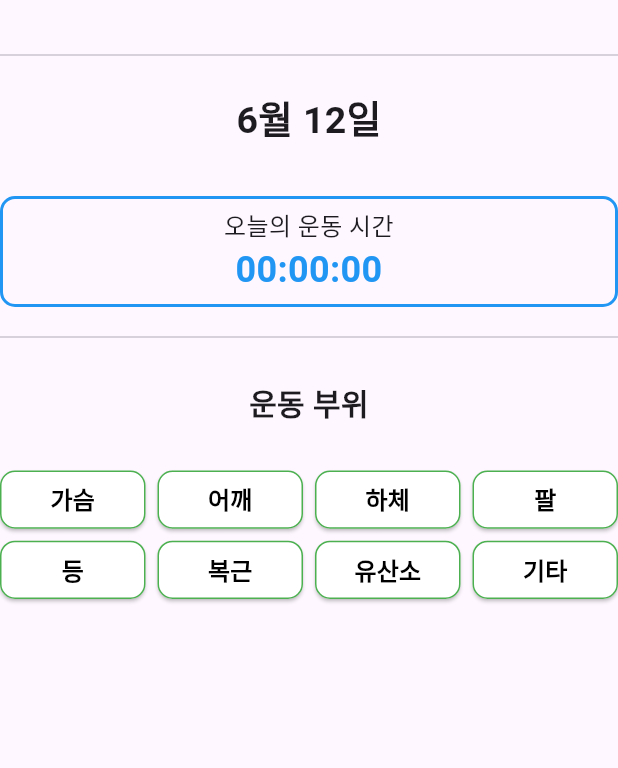
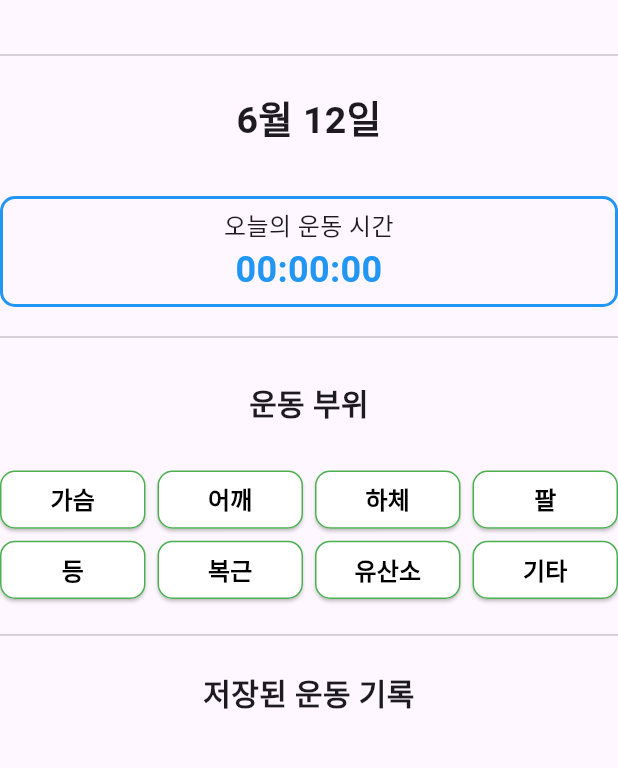
Before and after one commit to KwonYongHoun/Capstone3, a Flutter app: the MyrecordCalendarPage screen opened directly, after a tap on "나의 운동 기록 추가하기", on a phone screen of 412 x 824 dp, the part 65-833 px from its top. Run offline on Flutter 3.47's test engine with Material 3 defaults, Android fonts, the light colour scheme and no system bars; our stand-ins replace cloud_firestore, firebase_core, fl_chart, font_awesome_flutter, qr_flutter, shared_preferences and 1 more; missing offline and left inert: flutter_barcode_scanner; accounts and stored records are empty.

Commit message:
운동기록 저장 및 출력

```diff
--- a/lib/Kim/myrecord/myrecord_page.dart
+++ b/lib/Kim/myrecord/myrecord_page.dart
@@ -9,7 +9,6 @@ import '../database/calendar_database.dart'; // 데이터베이스 파일 임포
 import '/Sin/AuthProvider.dart';
 
 class MyRecordPage extends StatefulWidget {
-  // StatelessWidget에서 StatefulWidget으로 변경
   final DateTime selectedDate;
 
   const MyRecordPage({Key? key, required this.selectedDate}) : super(key: key);
@@ -23,6 +22,7 @@ class _MyRecordPageState extends State<MyRecordPage> {
   late TextEditingController _endTimeController;
   int _exerciseDuration = 0; // 해당 일자에 운동한 시간
   late Timer _timer;
+  List<Map<String, dynamic>> _exerciseDetails = [];
 
   @override
   void initState() {
@@ -30,7 +30,14 @@ class _MyRecordPageState extends State<MyRecordPage> {
     _startTimeController = TextEditingController();
     _endTimeController = TextEditingController();
     _loadExerciseDuration(); // 해당 일자에 운동한 시간 로드
+    _loadExerciseDetails(); // 운동 상세 기록 로드
     _timer = Timer(Duration.zero, () {});
+  }
+
+  @override
+  void didChangeDependencies() {
+    super.didChangeDependencies();
+    _loadExerciseDetails(); // 화면에 표시될 때마다 호출하여 상세 운동 기록을 갱신합니다.
   }
 
   @override
@@ -66,17 +73,40 @@ class _MyRecordPageState extends State<MyRecordPage> {
     }
   }
 
+  Future<void> _loadExerciseDetails() async {
+    final authProvider = Provider.of<AuthProvider>(context, listen: false);
+    final memberNumber = authProvider.loggedInMemberNumber?.toString() ?? '';
+
+    if (memberNumber.isNotEmpty) {
+      final records = await CalendarDatabase.instance.getExerciseDetailsByDate(
+          memberNumber, widget.selectedDate.toIso8601String().split('T')[0]);
+
+      print('Exercise details for ${widget.selectedDate}: $records');
+
+      if (records != null) {
+        setState(() {
+          _exerciseDetails = records;
+        });
+      } else {
+        setState(() {
+          _exerciseDetails = [];
+        });
+      }
+    }
+  }
+
   @override
   Widget build(BuildContext context) {
     return Scaffold(
       appBar: AppBar(
         title: const Text('나의 운동 기록'),
       ),
-      body: Column(
+      body: SingleChildScrollView(
+        child: Column(
           crossAxisAlignment: CrossAxisAlignment.stretch,
           children: [
             const SizedBox(height: 16),
-          const Divider(),
+            const Divider(), // 이 부분이 추가된 선입니다.
             const SizedBox(height: 16),
             Text(
               '${widget.selectedDate.month}월 ${widget.selectedDate.day}일',
@@ -85,16 +115,15 @@ class _MyRecordPageState extends State<MyRecordPage> {
             ),
             const SizedBox(height: 16),
             const SizedBox(height: 16),
-
             Container(
               width: 100,
               padding: EdgeInsets.symmetric(vertical: 6),
               decoration: BoxDecoration(
                 border: Border.all(
-                color: Colors.blue, // 선의 색상
-                width: 2, // 선의 두께
+                  color: Colors.blue,
+                  width: 2,
                 ),
-              borderRadius: BorderRadius.circular(10), // 박스의 모서리를 둥글게 만듦
+                borderRadius: BorderRadius.circular(10),
               ),
               child: Column(
                 children: [
@@ -115,11 +144,10 @@ class _MyRecordPageState extends State<MyRecordPage> {
                 ],
               ),
             ),
-
             const SizedBox(height: 12),
-          const Divider(),
+            const Divider(), // 추가된 선입니다.
             const SizedBox(height: 16),
-          const SizedBox(height: 5), // '운동 부위'와 버튼 사이의 간격 조절
+            const SizedBox(height: 5),
             const Text(
               '운동 부위\n',
               textAlign: TextAlign.center,
@@ -143,7 +171,17 @@ class _MyRecordPageState extends State<MyRecordPage> {
                 _buildExerciseButton(context, '기타'),
               ],
             ),
+            const SizedBox(height: 16),
+            const Divider(), // 추가된 선입니다.
+            const SizedBox(height: 16),
+            Text(
+              '저장된 운동 기록',
+              textAlign: TextAlign.center,
+              style: const TextStyle(fontSize: 20, fontWeight: FontWeight.bold),
+            ),
+            _buildExerciseDetails(),
           ],
+        ),
       ),
     );
   }
@@ -159,24 +197,23 @@ class _MyRecordPageState extends State<MyRecordPage> {
             MaterialPageRoute(
               builder: (context) => MyRecordMachinePage(
                 exercise: text,
-                selectedDate: widget.selectedDate
-                    .toIso8601String()
-                    .split('T')[0], // 선택한 날짜를 전달
+                selectedDate:
+                    widget.selectedDate.toIso8601String().split('T')[0],
               ),
             ),
           );
         },
         style: ElevatedButton.styleFrom(
-          backgroundColor: Colors.white, // 배경색을 하얀색으로 설정
+          backgroundColor: Colors.white,
           shape: RoundedRectangleBorder(
             borderRadius: BorderRadius.circular(10.0),
-            side: const BorderSide(color: Colors.green), // 테두리를 회색으로 설정
+            side: const BorderSide(color: Colors.green),
           ),
         ),
         child: Text(
           text,
           style: const TextStyle(
-            color: Colors.black, // 글꼴색을 검은색으로 설정
+            color: Colors.black,
             fontSize: 16,
             fontWeight: FontWeight.bold,
           ),
@@ -184,4 +221,44 @@ class _MyRecordPageState extends State<MyRecordPage> {
       ),
     );
   }
+
+  Widget _buildExerciseDetails() {
+    return ListView.builder(
+      shrinkWrap: true,
+      physics: const NeverScrollableScrollPhysics(),
+      itemCount: _exerciseDetails.length,
+      itemBuilder: (context, index) {
+        final detail = _exerciseDetails[index];
+        return Card(
+          margin: const EdgeInsets.symmetric(vertical: 8, horizontal: 16),
+          child: Padding(
+            padding: const EdgeInsets.all(16.0),
+            child: Column(
+              crossAxisAlignment: CrossAxisAlignment.start,
+              children: [
+                Text(
+                  detail['exerciseName'] ?? '',
+                  style: const TextStyle(
+                      fontSize: 18, fontWeight: FontWeight.bold),
+                ),
+                const SizedBox(height: 8),
+                Text(
+                  '운동 시간: ${detail['exerciseTime'] ?? '0'}',
+                ),
+                const SizedBox(height: 8),
+                Text('운동 강도: ${detail['exerciseIntensity'] ?? ''}'),
+                const SizedBox(height: 8),
+                ...?(detail['detailedRecord'] is List
+                    ? (detail['detailedRecord'] as List).map<Widget>((record) {
+                        return Text(
+                            '${record['type']} ${record['value']} ${record['unit']}');
+                      }).toList()
+                    : null),
+              ],
+            ),
+          ),
+        );
+      },
+    );
   }
+}
```
Also changed, not shown: lib/Kim/database/calendar_database.dart (+44 -14 lines), lib/Kim/myrecord/myrecord_machinerecord.dart (+24 -55 lines), 1 other file. Lines whose indentation alone changed are shown as unchanged.
